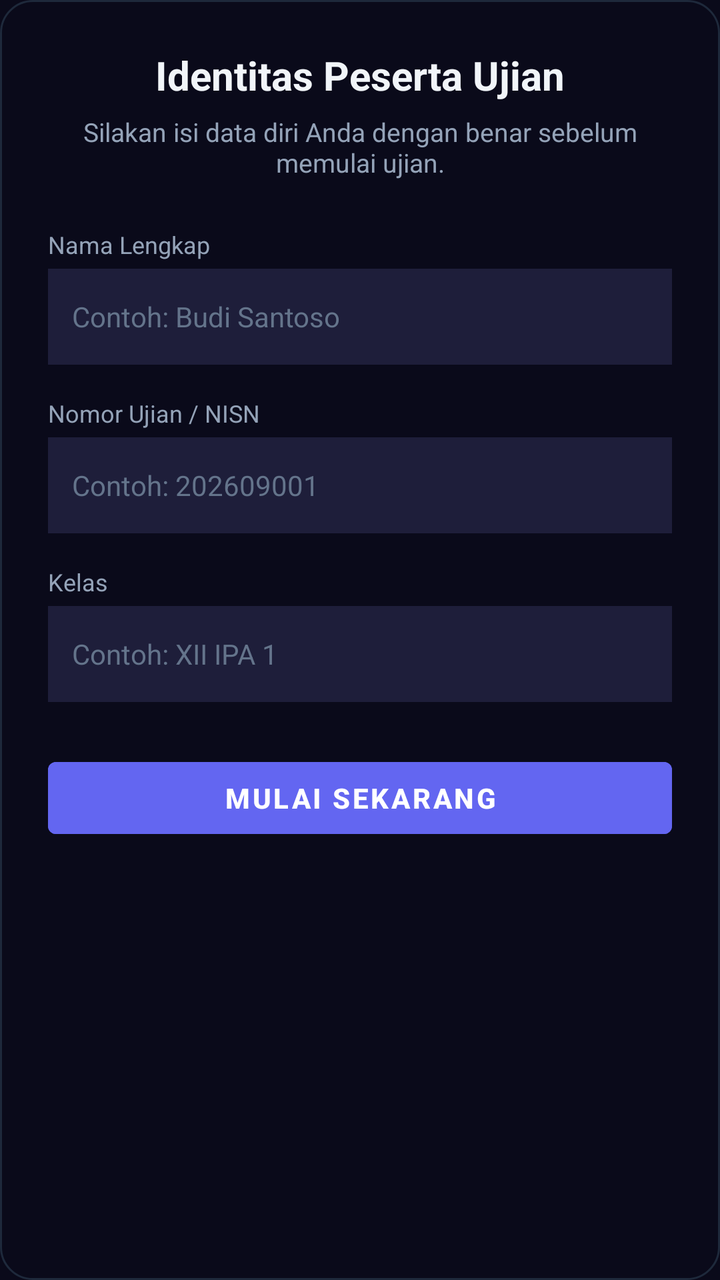
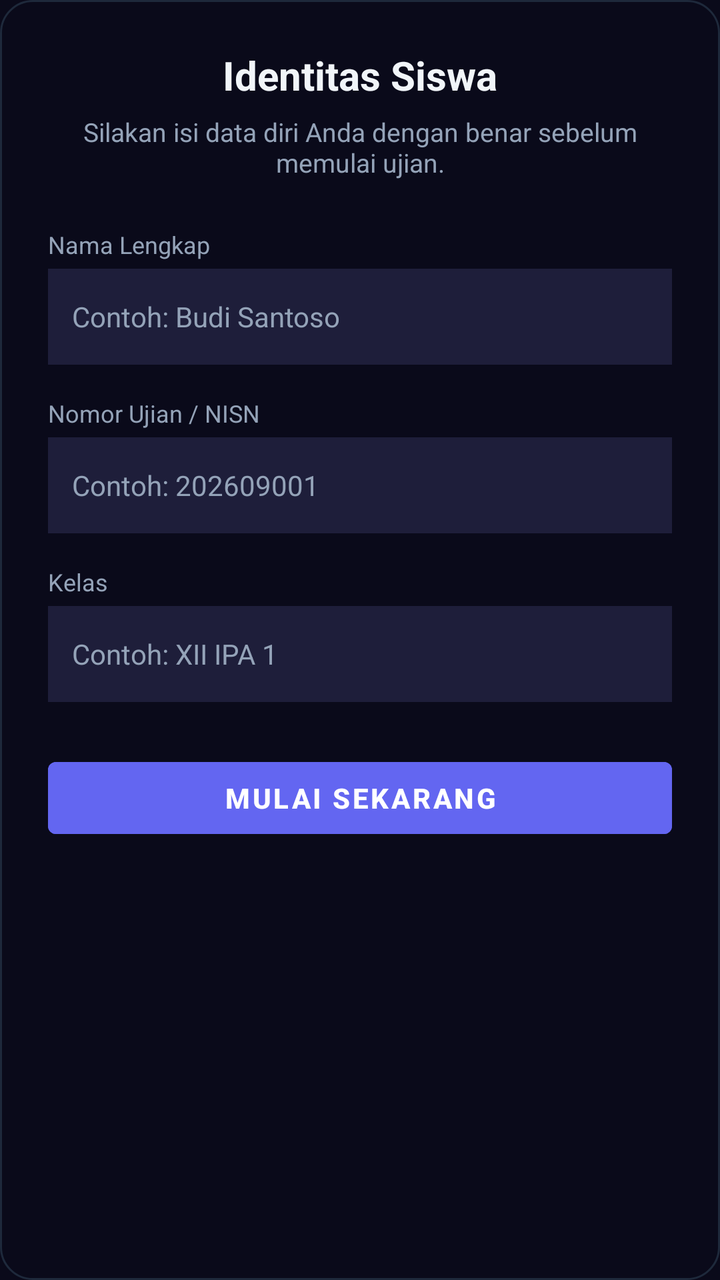

The first picture is an Android layout as it rendered before a commit; the second is the same layout after the commit. The layout source and the unified diff follow.
<!-- AndroidManifest.xml: application theme Theme.ExamVan -->
<!-- res/layout/dialog_student_identity.xml -->
<?xml version="1.0" encoding="utf-8"?>
<LinearLayout
    xmlns:android="http://schemas.android.com/apk/res/android"
    android:layout_width="match_parent"
    android:layout_height="wrap_content"
    android:orientation="vertical"
    android:padding="24dp"
    android:background="@drawable/dialog_background">

    <TextView
        android:layout_width="match_parent"
        android:layout_height="wrap_content"
        android:text="Identitas Peserta Ujian"
        android:textSize="20sp"
        android:textStyle="bold"
        android:textColor="@color/on_surface"
        android:gravity="center"
        android:layout_marginBottom="6dp" />

    <TextView
        android:layout_width="match_parent"
        android:layout_height="wrap_content"
        android:text="Silakan isi data diri Anda dengan benar sebelum memulai ujian."
        android:textSize="13sp"
        android:textColor="@color/text_secondary"
        android:gravity="center"
        android:layout_marginBottom="24dp" />

    
    <TextView
        android:layout_width="match_parent"
        android:layout_height="wrap_content"
        android:text="Nama Lengkap"
        android:textSize="12sp"
        android:textColor="@color/text_secondary"
        android:layout_marginBottom="4dp" />

    <EditText
        android:id="@+id/etStudentName"
        android:layout_width="match_parent"
        android:layout_height="48dp"
        android:hint="Contoh: Budi Santoso"
        android:inputType="textPersonName|textCapWords"
        android:textSize="14sp"
        android:textColor="@color/on_surface"
        android:textColorHint="@color/text_muted"
        android:background="@color/surface_variant"
        android:paddingHorizontal="12dp"
        android:singleLine="true"
        android:layout_marginBottom="16dp" />

    
    <TextView
        android:layout_width="match_parent"
        android:layout_height="wrap_content"
        android:text="Nomor Ujian / NISN"
        android:textSize="12sp"
        android:textColor="@color/text_secondary"
        android:layout_marginBottom="4dp" />

    <EditText
        android:id="@+id/etStudentNumber"
        android:layout_width="match_parent"
        android:layout_height="48dp"
        android:hint="Contoh: 202609001"
        android:inputType="text"
        android:textSize="14sp"
        android:textColor="@color/on_surface"
        android:textColorHint="@color/text_muted"
        android:background="@color/surface_variant"
        android:paddingHorizontal="12dp"
        android:singleLine="true"
        android:layout_marginBottom="16dp" />

    
    <TextView
        android:layout_width="match_parent"
        android:layout_height="wrap_content"
        android:text="Kelas"
        android:textSize="12sp"
        android:textColor="@color/text_secondary"
        android:layout_marginBottom="4dp" />

    <EditText
        android:id="@+id/etStudentClass"
        android:layout_width="match_parent"
        android:layout_height="48dp"
        android:hint="Contoh: XII IPA 1"
        android:inputType="textCapCharacters"
        android:textSize="14sp"
        android:textColor="@color/on_surface"
        android:textColorHint="@color/text_muted"
        android:background="@color/surface_variant"
        android:paddingHorizontal="12dp"
        android:singleLine="true"
        android:layout_marginBottom="24dp" />

    
    <TextView
        android:id="@+id/tvDialogError"
        android:layout_width="match_parent"
        android:layout_height="wrap_content"
        android:textSize="13sp"
        android:textColor="@color/danger"
        android:visibility="gone"
        android:gravity="center"
        android:layout_marginBottom="12dp" />

    
    <Button
        android:id="@+id/btnConfirmStart"
        android:layout_width="match_parent"
        android:layout_height="48dp"
        android:text="Mulai Sekarang"
        android:textSize="14sp"
        android:textStyle="bold"
        android:backgroundTint="@color/primary"
        android:textColor="@color/on_primary" />

</LinearLayout>
<!-- resources referenced by this layout -->
<resources>
  <color name="danger">#EF4444</color>
  <color name="on_primary">#FFFFFF</color>
  <color name="on_surface">#F1F5F9</color>
  <color name="primary">#6366F1</color>
  <color name="surface_variant">#1E1E3A</color>
  <color name="text_muted">#64748B</color>
  <color name="text_secondary">#94A3B8</color>
  <!-- drawable dialog_background (drawable) -->
  <?xml version="1.0" encoding="utf-8"?>
  <shape xmlns:android="http://schemas.android.com/apk/res/android"
      android:shape="rectangle">
      <solid android:color="@color/background" />
      <corners android:radius="16dp" />
      <stroke android:width="1dp" android:color="@color/divider" />
  </shape>
  <style name="Theme.ExamVan" parent="Theme.MaterialComponents.DayNight.NoActionBar">
          <item name="colorPrimary">@color/primary</item>
          <item name="colorPrimaryDark">@color/primary_dark</item>
          <item name="colorPrimaryVariant">@color/primary_variant</item>
          <item name="colorOnPrimary">@color/on_primary</item>
          <item name="android:colorBackground">@color/background</item>
          <item name="colorSurface">@color/surface</item>
          <item name="colorOnSurface">@color/on_surface</item>
          <item name="android:statusBarColor">@color/background</item>
          <item name="android:navigationBarColor">@color/background</item>
          <item name="android:windowLightStatusBar">false</item>
      </style>
  <color name="background">#0A0A1A</color>
  <color name="divider">#1E293B</color>
  <color name="primary_dark">#4F46E5</color>
  <color name="primary_variant">#8B5CF6</color>
  <color name="surface">#12122A</color>
</resources>

<!-- the commit's change to res/layout/dialog_student_identity.xml (unified diff, before → after) -->
@@ -1,21 +1,26 @@
 <?xml version="1.0" encoding="utf-8"?>
-<LinearLayout
+<ScrollView
     xmlns:android="http://schemas.android.com/apk/res/android"
     android:layout_width="match_parent"
     android:layout_height="wrap_content"
-    android:orientation="vertical"
-    android:padding="24dp"
-    android:background="@drawable/dialog_background">
+    android:fillViewport="true">
 
-    <TextView
+    <LinearLayout
         android:layout_width="match_parent"
         android:layout_height="wrap_content"
-        android:text="Identitas Peserta Ujian"
-        android:textSize="20sp"
-        android:textStyle="bold"
-        android:textColor="@color/on_surface"
-        android:gravity="center"
-        android:layout_marginBottom="6dp" />
+        android:orientation="vertical"
+        android:padding="24dp"
+        android:background="@drawable/dialog_background">
+
+        <TextView
+            android:layout_width="match_parent"
+            android:layout_height="wrap_content"
+            android:text="@string/identity_dialog_title"
+            android:textSize="20sp"
+            android:textStyle="bold"
+            android:textColor="@color/on_surface"
+            android:gravity="center"
+            android:layout_marginBottom="6dp" />
 
     <TextView
         android:layout_width="match_parent"
@@ -117,4 +122,6 @@
         android:backgroundTint="@color/primary"
         android:textColor="@color/on_primary" />
 
-</LinearLayout>
+    </LinearLayout>
+
+</ScrollView>
<!-- resource entries referenced after the edit -->
@@ -5,7 +5,7 @@
   <color name="on_surface">#F1F5F9</color>
   <color name="primary">#6366F1</color>
   <color name="surface_variant">#1E1E3A</color>
-  <color name="text_muted">#64748B</color>
+  <color name="text_muted">#94A3B8</color>
   <color name="text_secondary">#94A3B8</color>
   <!-- drawable dialog_background (drawable) -->
   <?xml version="1.0" encoding="utf-8"?>
@@ -15,6 +15,7 @@
       <corners android:radius="16dp" />
       <stroke android:width="1dp" android:color="@color/divider" />
   </shape>
+  <string name="identity_dialog_title">Identitas Siswa</string>
   <style name="Theme.ExamVan" parent="Theme.MaterialComponents.DayNight.NoActionBar">
           <item name="colorPrimary">@color/primary</item>
           <item name="colorPrimaryDark">@color/primary_dark</item>
@@ -23,6 +24,11 @@
           <item name="android:colorBackground">@color/background</item>
           <item name="colorSurface">@color/surface</item>
           <item name="colorOnSurface">@color/on_surface</item>
+          <item name="colorSecondary">@color/primary_dark</item>
+          <item name="colorOnSecondary">@color/on_primary</item>
+          <item name="colorError">@color/danger</item>
+          <item name="colorOnError">@color/on_primary</item>
+          <item name="colorOnBackground">@color/on_background</item>
           <item name="android:statusBarColor">@color/background</item>
           <item name="android:navigationBarColor">@color/background</item>
           <item name="android:windowLightStatusBar">false</item>
@@ -32,5 +38,6 @@
   <color name="primary_dark">#4F46E5</color>
   <color name="primary_variant">#8B5CF6</color>
   <color name="surface">#12122A</color>
+  <color name="on_background">#F1F5F9</color>
 </resources>
 
